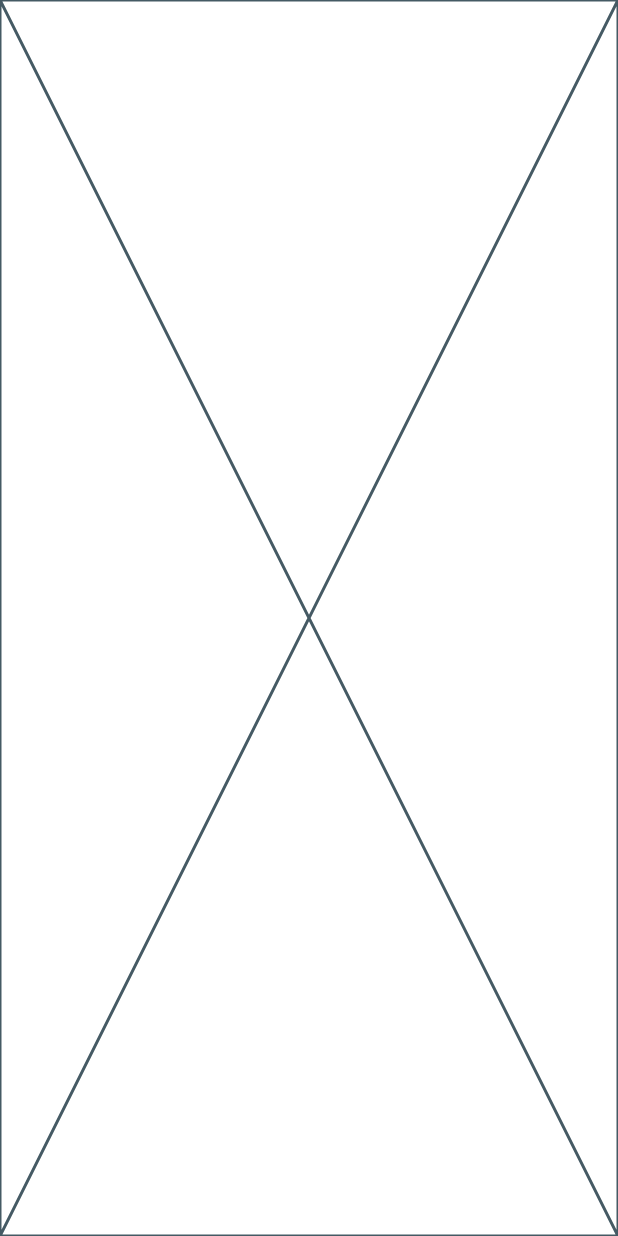
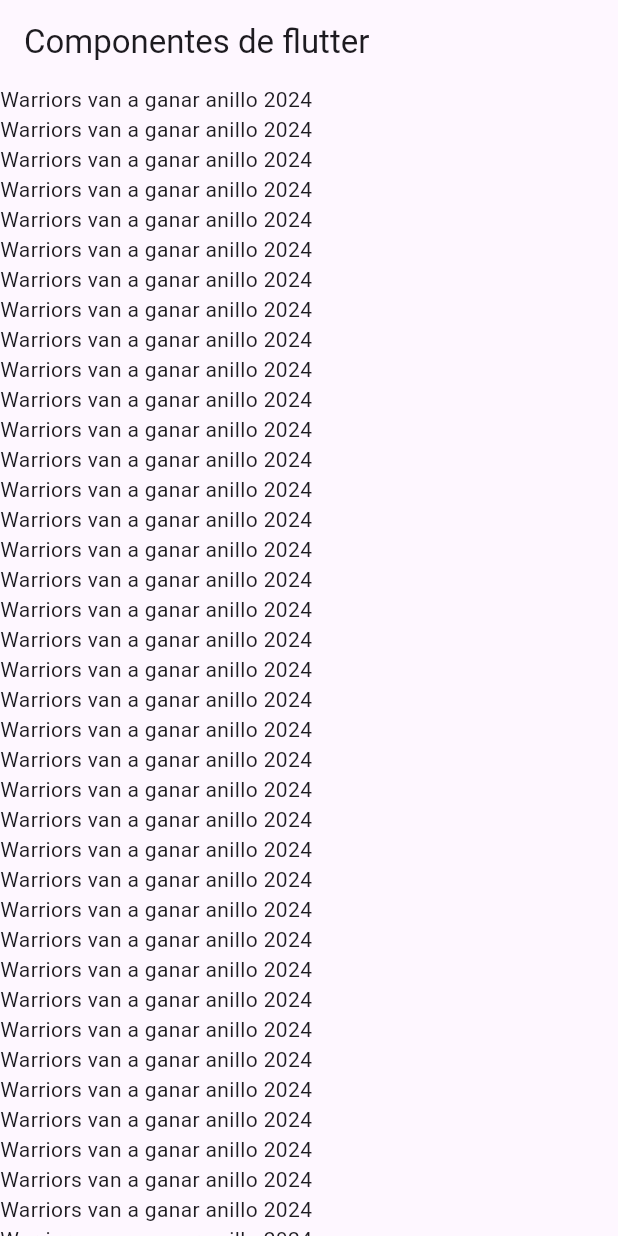
Before and after one commit to luisEnrique22xd/componentes_flutter, a Flutter app: the screen it shows after launch, on a phone screen of 412 x 824 dp. Run offline on Flutter 3.47's test engine with Material 3 defaults, Android fonts, the phone set to English and light mode, and no system bars.

Commit message:
03 Adding a simple ListView

```diff
--- a/lib/home_screen.dart
+++ b/lib/home_screen.dart
@@ -5,6 +5,66 @@ class HomeScreen extends StatelessWidget {
 
   @override
   Widget build(BuildContext context) {
-    return const Placeholder();
+    return  Scaffold(
+      appBar: AppBar(
+        title: const Text('Componentes de flutter')
+        ),
+        body: ListView(
+          children:const[
+            Text('Warriors van a ganar anillo 2024 '),
+            Text('Warriors van a ganar anillo 2024 '),
+            Text('Warriors van a ganar anillo 2024 '),
+            Text('Warriors van a ganar anillo 2024 '),
+            Text('Warriors van a ganar anillo 2024 '),
+            Text('Warriors van a ganar anillo 2024 '),
+            Text('Warriors van a ganar anillo 2024 '),
+            Text('Warriors van a ganar anillo 2024 '),
+            Text('Warriors van a ganar anillo 2024 '),
+            Text('Warriors van a ganar anillo 2024 '),
+            Text('Warriors van a ganar anillo 2024 '),
+            Text('Warriors van a ganar anillo 2024 '),
+            Text('Warriors van a ganar anillo 2024 '),
+            Text('Warriors van a ganar anillo 2024 '),
+            Text('Warriors van a ganar anillo 2024 '),
+            Text('Warriors van a ganar anillo 2024 '),
+            Text('Warriors van a ganar anillo 2024 '),
+            Text('Warriors van a ganar anillo 2024 '),
+            Text('Warriors van a ganar anillo 2024 '),
+            Text('Warriors van a ganar anillo 2024 '),
+            Text('Warriors van a ganar anillo 2024 '),
+            Text('Warriors van a ganar anillo 2024 '),
+            Text('Warriors van a ganar anillo 2024 '),
+            Text('Warriors van a ganar anillo 2024 '),
+            Text('Warriors van a ganar anillo 2024 '),
+            Text('Warriors van a ganar anillo 2024 '),
+            Text('Warriors van a ganar anillo 2024 '),
+            Text('Warriors van a ganar anillo 2024 '),
+            Text('Warriors van a ganar anillo 2024 '),
+            Text('Warriors van a ganar anillo 2024 '),
+            Text('Warriors van a ganar anillo 2024 '),
+            Text('Warriors van a ganar anillo 2024 '),
+            Text('Warriors van a ganar anillo 2024 '),
+            Text('Warriors van a ganar anillo 2024 '),
+            Text('Warriors van a ganar anillo 2024 '),
+            Text('Warriors van a ganar anillo 2024 '),
+            Text('Warriors van a ganar anillo 2024 '),
+            Text('Warriors van a ganar anillo 2024 '),
+            Text('Warriors van a ganar anillo 2024 '),
+            Text('Warriors van a ganar anillo 2024 '),
+            Text('Warriors van a ganar anillo 2024 '),
+            Text('Warriors van a ganar anillo 2024 '),
+            Text('Warriors van a ganar anillo 2024 '),
+            Text('Warriors van a ganar anillo 2024 '),
+            Text('Warriors van a ganar anillo 2024 '),
+            Text('Warriors van a ganar anillo 2024 '),
+            Text('Warriors van a ganar anillo 2024 '),
+            Text('Warriors van a ganar anillo 2024 '),
+            Text('Warriors van a ganar anillo 2024 '),
+            Text('Warriors van a ganar anillo 2024 '),
+            Text('Warriors van a ganar anillo 2024 '),
+            Text('Warriors van a ganar anillo 2024 '),
+          ],
+        ),
+    );
   }
 }
--- a/lib/main_app.dart
+++ b/lib/main_app.dart
@@ -7,7 +7,9 @@ class MainApp extends StatelessWidget {
   @override
   Widget build(BuildContext context) {
     return const MaterialApp(
+      debugShowCheckedModeBanner: false,
       home: HomeScreen(),
+
     );
   }
 }
```
